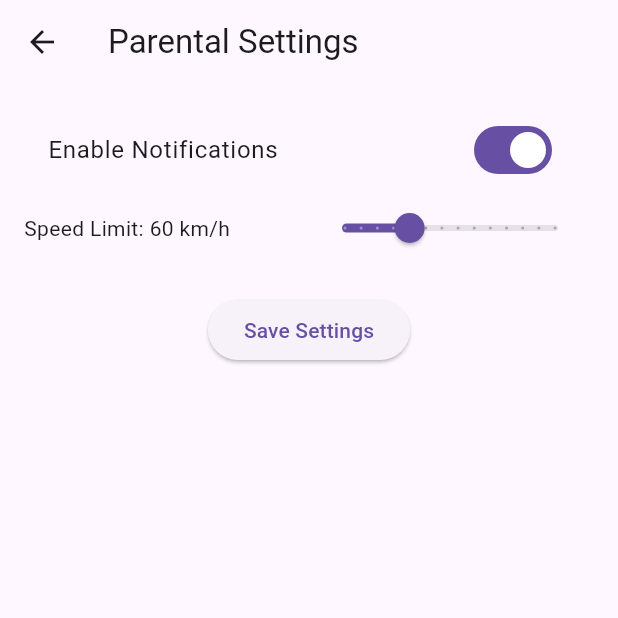
After one commit to R-umaria/Group24F24, a Flutter app: the ParentalSettingsPage screen opened directly, after a tap on "Enable Notifications", on a phone screen of 412 x 824 dp, the top half of it. The commit adds this screen. Run offline on Flutter 3.47's test engine with Material 3 defaults, Android fonts, the phone set to English and light mode, and no system bars; our stand-ins replace flutter_custom_clippers, geolocator, pedometer, permission_handler, sensors_plus, sqflite; accounts and stored records are empty; statements that could not run were skipped.

Commit message:
feat: Successfully added Parental Settings functionality
- Implemented ParentalSettingsPage with UI components for managing notification preferences and speed limit.
- Integrated settings storage with database_helper.dart (added methods and settings table).
- Updated speed_analysis.dart to dynamically use parental settings for speed limit and notifications.
- Added route for ParentalSettingsPage in main.dart.
- Ensured seamless navigation and persistent settings across app sessions.

```diff
--- /dev/null
+++ b/lib/arental_settings.dart
@@ -0,0 +1,85 @@
+import 'package:flutter/material.dart';
+import '../database_helper.dart';
+
+class ParentalSettingsPage extends StatefulWidget {
+  @override
+  _ParentalSettingsPageState createState() => _ParentalSettingsPageState();
+}
+
+class _ParentalSettingsPageState extends State<ParentalSettingsPage> {
+  bool notificationsEnabled = true; // Default value
+  double speedLimit = 60; // Default city speed limit
+
+  final DatabaseHelper dbHelper = DatabaseHelper();
+
+  @override
+  void initState() {
+    super.initState();
+    loadSettings();
+  }
+
+  Future<void> loadSettings() async {
+    final notificationSetting = await dbHelper.getSetting('notificationsEnabled');
+    final speedLimitSetting = await dbHelper.getSetting('speedLimit');
+    setState(() {
+      notificationsEnabled = notificationSetting == 'true';
+      speedLimit = double.tryParse(speedLimitSetting ?? '60') ?? 60;
+    });
+  }
+
+  Future<void> saveSettings() async {
+    await dbHelper.saveSetting('notificationsEnabled', notificationsEnabled.toString());
+    await dbHelper.saveSetting('speedLimit', speedLimit.toString());
+    ScaffoldMessenger.of(context).showSnackBar(
+      SnackBar(content: Text('Settings saved successfully!')),
+    );
+  }
+
+  @override
+  Widget build(BuildContext context) {
+    return Scaffold(
+      appBar: AppBar(
+        title: Text('Parental Settings'),
+      ),
+      body: Padding(
+        padding: const EdgeInsets.all(16.0),
+        child: Column(
+          children: [
+            SwitchListTile(
+              title: Text('Enable Notifications'),
+              value: notificationsEnabled,
+              onChanged: (value) {
+                setState(() {
+                  notificationsEnabled = value;
+                });
+              },
+            ),
+            Row(
+              mainAxisAlignment: MainAxisAlignment.spaceBetween,
+              children: [
+                Text('Speed Limit: ${speedLimit.toInt()} km/h'),
+                Slider(
+                  value: speedLimit,
+                  min: 20,
+                  max: 150,
+                  divisions: 13,
+                  label: speedLimit.toInt().toString(),
+                  onChanged: (value) {
+                    setState(() {
+                      speedLimit = value;
+                    });
+                  },
+                ),
+              ],
+            ),
+            SizedBox(height: 20),
+            ElevatedButton(
+              onPressed: saveSettings,
+              child: Text('Save Settings'),
+            ),
+          ],
+        ),
+      ),
+    );
+  }
+}
--- a/lib/database_helper.dart
+++ b/lib/database_helper.dart
@@ -9,7 +9,7 @@ class DatabaseHelper {
 
   DatabaseHelper._internal();
 
-  // Table name and columns
+  // Table name and columns for trip events
   static const String _tableName = 'trip_events';
   static const String _columnId = 'id';
   static const String _columnEventType = 'event_type';
@@ -18,6 +18,11 @@ class DatabaseHelper {
   static const String _columnLongitude = 'longitude';
   static const String _columnSpeed = 'speed';
 
+  // Table name and columns for settings
+  static const String _settingsTable = 'settings';
+  static const String _columnSettingKey = 'key';
+  static const String _columnSettingValue = 'value';
+
   // Initialize the database
   Future<Database> get database async {
     if (_database != null) return _database!;
@@ -25,15 +30,16 @@ class DatabaseHelper {
     return _database!;
   }
 
-  // Create the database and the table
+  // Create the database and the tables
   Future<Database> _initDatabase() async {
     final dbPath = await getDatabasesPath();
     final path = join(dbPath, 'trips.db');
     return await openDatabase(path, version: 1, onCreate: _createDatabase);
   }
 
-  // Create the 'trip_events' table
+  // Create the tables
   Future<void> _createDatabase(Database db, int version) async {
+    // Create trip_events table
     await db.execute('''
       CREATE TABLE $_tableName (
         $_columnId INTEGER PRIMARY KEY AUTOINCREMENT,
@@ -42,6 +48,13 @@ class DatabaseHelper {
         $_columnLatitude REAL,
         $_columnLongitude REAL,
         $_columnSpeed REAL
+      )
+    ''');
+    // Create settings table
+    await db.execute('''
+      CREATE TABLE $_settingsTable (
+        $_columnSettingKey TEXT PRIMARY KEY,
+        $_columnSettingValue TEXT
       )
     ''');
   }
@@ -85,4 +98,30 @@ class DatabaseHelper {
       await db.close();
     }
   }
+
+  // Add methods to insert and retrieve settings
+  Future<void> saveSetting(String key, String value) async {
+    final db = await database;
+    await db.insert(
+      _settingsTable,
+      {
+        _columnSettingKey: key,
+        _columnSettingValue: value,
+      },
+      conflictAlgorithm: ConflictAlgorithm.replace,
+    );
+  }
+
+  Future<String?> getSetting(String key) async {
+    final db = await database;
+    final result = await db.query(
+      _settingsTable,
+      where: '$_columnSettingKey = ?',
+      whereArgs: [key],
+    );
+    if (result.isNotEmpty) {
+      return result.first[_columnSettingValue] as String;
+    }
+    return null;
+  }
 }
--- a/lib/main.dart
+++ b/lib/main.dart
@@ -2,6 +2,7 @@ import 'package:drive_wise/pages/first_page.dart';
 import 'package:drive_wise/pages/home_page.dart';
 import 'package:flutter/material.dart';
 import 'package:drive_wise/pages/login_screen.dart'; // Import the LoginScreen
+import 'package:drive_wise/pages/parental_settings.dart'; // Import the ParentalSettingsPage
 
 Future<void> main() async {
   WidgetsFlutterBinding.ensureInitialized();
@@ -36,6 +37,7 @@ class _DriveWiseState extends State<DriveWise> {
       routes: {
         '/firstpage': (context) => const FirstPage(),
         '/homepage': (context) => const HomePage(),
+        '/parental_settings': (context) => ParentalSettingsPage(), // Add Parental Settings route
       },
     );
   }
```
Also changed, not shown: lib/behaviour_analysis/speed_analysis.dart (+42 -0 lines).
